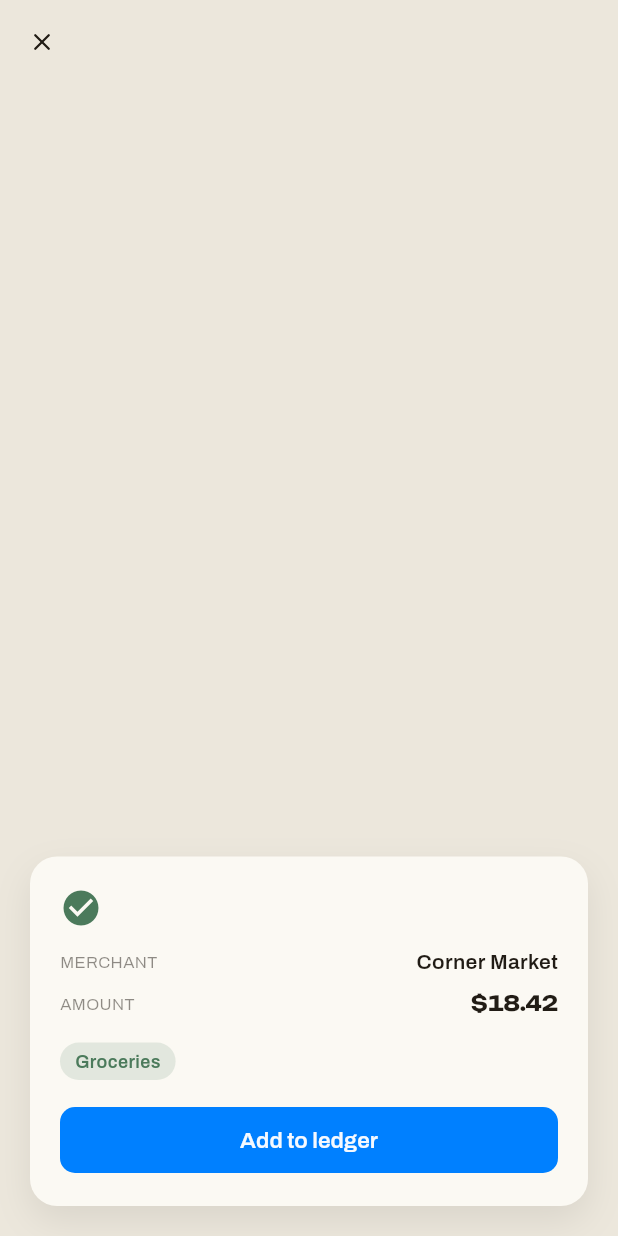
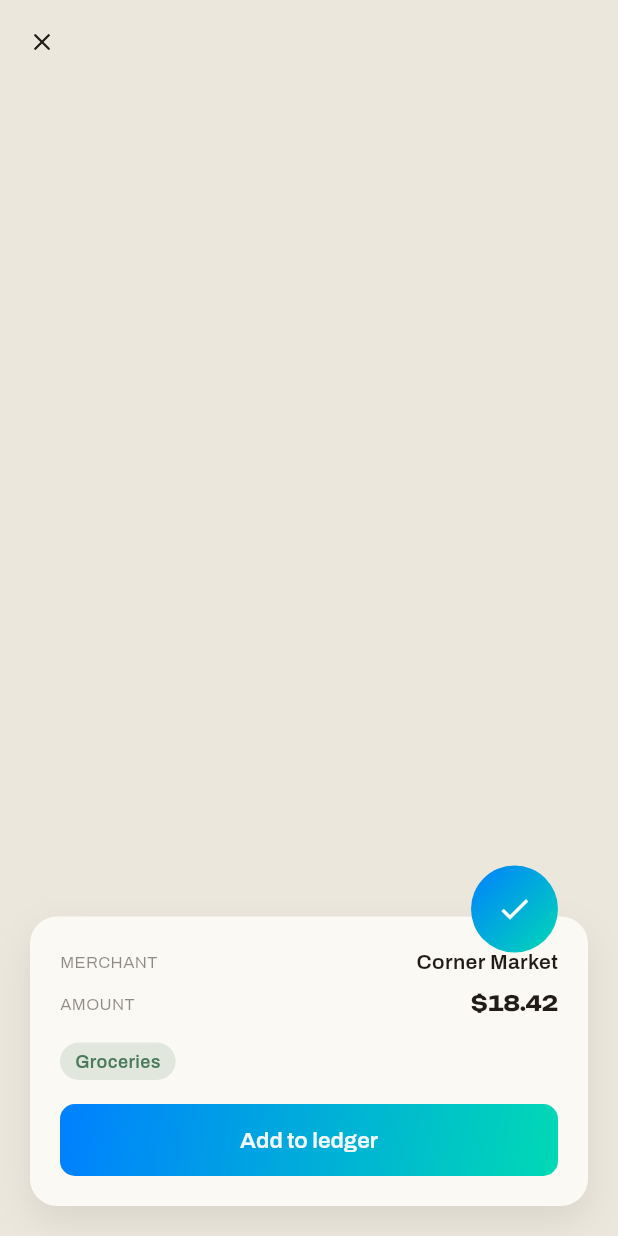
Before and after one commit to john-casildo/Stub, a Flutter app: the ScanScreen screen opened directly, on a phone screen of 412 x 824 dp. Run offline on Flutter 3.47's test engine with Material 3 defaults, Android fonts, the phone set to English and light mode, and no system bars; our stand-ins replace flutter_svg, google_fonts, supabase_flutter; accounts and stored records are empty.

Commit message:
fix: blue always renders as the gradient, plus consistent currency formatting
Final whole-branch review fixes (Critical #1, Important #2/#3/#5):

- StubButton's `add` variant now paints StubColors.gradPop as a
  BoxDecoration gradient instead of a flat accent color (DESIGN.md:
  "Blue = gradient, always").
- New StubHeroAmount widget renders a currency figure as gradient text
  via ShaderMask, same technique as stub_bottom_nav's active label.
  Used for the LEFT TO SPEND (ledger) and BUDGETED THIS MONTH
  (budgets) hero amounts.
- ManualEntryScreen's editable amount field gets the same ShaderMask
  gradient treatment (digits, cursor, and "$" prefix).
- ScanScreen's confirmation stamp is now a 58px gradient circle badge
  (mockups.html `.parsed-card .stamp`) overhanging the card's
  top-right corner, replacing the plain Material check_circle icon.
- Currency formatting is now a single shared `formatCurrency()` in
  lib/util/currency.dart, used by every screen/widget that displays a
  dollar amount, fixing a bug where a negative amount's sign was swept
  into the thousands-separator grouping (`-123.45` -> `-,123.45`).
- EditEntryScreen and ManualEntryScreen now wrap their content in
  SingleChildScrollView, matching LedgerScreen/BudgetsScreen, so they
  don't overflow under a raised keyboard or large text scale.

Co-Authored-By: Claude Sonnet 5 <noreply@anthropic.com>

```diff
--- a/app/lib/screens/budgets_screen.dart
+++ b/app/lib/screens/budgets_screen.dart
@@ -2,8 +2,10 @@ import 'package:flutter/material.dart';
 import '../models/budget_limit.dart';
 import '../theme/colors.dart';
 import '../theme/text.dart';
+import '../util/currency.dart';
 import '../widgets/stub_bottom_nav.dart';
 import '../widgets/stub_card.dart';
+import '../widgets/stub_hero_amount.dart';
 import '../widgets/stub_progress_bar.dart';
 
 class BudgetsScreen extends StatelessWidget {
@@ -62,7 +64,7 @@ class BudgetsScreen extends StatelessWidget {
                         children: [
                           Text('BUDGETED THIS MONTH', style: StubText.archivo(fontSize: 11, letterSpacing: 0.7, color: ink50)),
                           const SizedBox(height: 6),
-                          Text('\$${totalBudgeted.toStringAsFixed(2)}', style: StubText.unbounded(fontSize: 24, color: ink)),
+                          StubHeroAmount(amount: totalBudgeted, fontSize: 24),
                           const SizedBox(height: 12),
                           StubProgressBar(progress: overallFraction),
                           const SizedBox(height: 8),
@@ -127,7 +129,7 @@ class _BudgetRow extends StatelessWidget {
             mainAxisAlignment: MainAxisAlignment.spaceBetween,
             children: [
               Text(budget.name, style: StubText.archivo(fontSize: 14, fontWeight: FontWeight.w600, color: ink)),
-              Text('\$${budget.spent.toStringAsFixed(0)} / \$${budget.limit.toStringAsFixed(0)}', style: StubText.unbounded(fontSize: 13, color: ink)),
+              Text('${formatCurrency(budget.spent)} / ${formatCurrency(budget.limit)}', style: StubText.unbounded(fontSize: 13, color: ink)),
             ],
           ),
           const SizedBox(height: 8),
--- a/app/lib/screens/edit_entry_screen.dart
+++ b/app/lib/screens/edit_entry_screen.dart
@@ -1,6 +1,7 @@
 import 'package:flutter/material.dart';
 import '../theme/colors.dart';
 import '../theme/text.dart';
+import '../util/currency.dart';
 import '../widgets/stub_button.dart';
 import '../widgets/stub_chip.dart';
 import '../widgets/stub_field_row.dart';
@@ -51,13 +52,13 @@ class _EditEntryScreenState extends State<EditEntryScreen> {
         centerTitle: true,
       ),
       body: SafeArea(
-        child: Padding(
+        child: SingleChildScrollView(
           padding: const EdgeInsets.symmetric(horizontal: 20),
           child: Column(
             crossAxisAlignment: CrossAxisAlignment.start,
             children: [
               StubFieldRow(label: 'Merchant', value: widget.merchant, editable: true),
-              StubFieldRow(label: 'Amount', value: '\$${widget.amount.toStringAsFixed(2)}', mono: true, editable: true),
+              StubFieldRow(label: 'Amount', value: formatCurrency(widget.amount), mono: true, editable: true),
               Padding(
                 padding: const EdgeInsets.symmetric(vertical: 14),
                 child: Column(
--- a/app/lib/screens/scan_screen.dart
+++ b/app/lib/screens/scan_screen.dart
@@ -1,6 +1,7 @@
 import 'package:flutter/material.dart';
 import '../theme/colors.dart';
 import '../theme/text.dart';
+import '../util/currency.dart';
 import '../widgets/stub_button.dart';
 import '../widgets/stub_card.dart';
 import '../widgets/stub_icon.dart';
@@ -23,7 +24,8 @@ class ScanScreen extends StatelessWidget {
 
   @override
   Widget build(BuildContext context) {
-    final isDark = Theme.of(context).brightness == Brightness.dark;
+    final brightness = Theme.of(context).brightness;
+    final isDark = brightness == Brightness.dark;
     final ink = isDark ? StubColors.inkDark : StubColors.inkLight;
     final ink50 = ink.withValues(alpha: 0.5);
     final good = isDark ? StubColors.goodDark : StubColors.goodLight;
@@ -42,14 +44,15 @@ class ScanScreen extends StatelessWidget {
           child: Column(
             mainAxisAlignment: MainAxisAlignment.end,
             children: [
+              Stack(
+                clipBehavior: Clip.none,
+                children: [
                   StubCard(
                     child: Column(
                       crossAxisAlignment: CrossAxisAlignment.start,
                       children: [
-                    Icon(Icons.check_circle, color: good, size: 28),
-                    const SizedBox(height: 12),
                         _row('MERCHANT', merchant, ink, ink50),
-                    _row('AMOUNT', '\$${amount.toStringAsFixed(2)}', ink, ink50, mono: true),
+                        _row('AMOUNT', formatCurrency(amount), ink, ink50, mono: true),
                         const SizedBox(height: 8),
                         Container(
                           padding: const EdgeInsets.symmetric(horizontal: 10, vertical: 4),
@@ -60,6 +63,20 @@ class ScanScreen extends StatelessWidget {
                         StubButton(label: 'Add to ledger', onPressed: onAddToLedger),
                       ],
                     ),
+                  ),
+                  // mockups.html `.parsed-card .stamp`: 58px gradient circle
+                  // overhanging the card's top-right corner.
+                  Positioned(
+                    top: -34,
+                    right: 20,
+                    child: Container(
+                      width: 58,
+                      height: 58,
+                      decoration: BoxDecoration(shape: BoxShape.circle, gradient: StubColors.gradPop(brightness)),
+                      child: const Center(child: Icon(Icons.check, color: Colors.white)),
+                    ),
+                  ),
+                ],
               ),
             ],
           ),
--- /dev/null
+++ b/app/lib/util/currency.dart
@@ -0,0 +1,21 @@
+/// Shared currency formatter — every screen that shows a dollar amount
+/// must import this instead of hand-rolling `toStringAsFixed(2)`, so
+/// thousands separators and the sign are consistent everywhere.
+///
+/// The sign is applied to the whole formatted string (`-$1,234.56`), not
+/// swept into the thousands-separator loop — grouping runs on the
+/// absolute value only.
+String formatCurrency(double amount) {
+  final isNegative = amount.isNegative;
+  final fixed = amount.abs().toStringAsFixed(2);
+  final parts = fixed.split('.');
+  final whole = parts[0];
+  final buffer = StringBuffer();
+  for (var i = 0; i < whole.length; i++) {
+    final remaining = whole.length - i;
+    if (i > 0 && remaining % 3 == 0) buffer.write(',');
+    buffer.write(whole[i]);
+  }
+  final formatted = '${buffer.toString()}.${parts[1]}';
+  return isNegative ? '-\$$formatted' : '\$$formatted';
+}
--- a/app/lib/widgets/stub_button.dart
+++ b/app/lib/widgets/stub_button.dart
@@ -25,22 +25,28 @@ class StubButton extends StatelessWidget {
 
   @override
   Widget build(BuildContext context) {
-    final isDark = Theme.of(context).brightness == Brightness.dark;
+    final brightness = Theme.of(context).brightness;
+    final isDark = brightness == Brightness.dark;
     final bool isSave = variant == StubButtonVariant.save;
 
-    final Color background = isSave
-        ? (isDark ? StubColors.goodDark : StubColors.goodLight)
-        : (isDark ? StubColors.accentDark : StubColors.accentLight);
     final Color foreground = isSave
         ? (isDark ? StubColors.onGoodDark : StubColors.onGoodLight)
         : (isDark ? StubColors.onAccentDark : StubColors.onAccentLight);
 
-    return SizedBox(
+    // `add` is blue, and DESIGN.md requires blue to always be the gradient
+    // (never a flat color) — so its background comes from a BoxDecoration
+    // behind a transparent ElevatedButton, not from ElevatedButton's own
+    // (flat-only) backgroundColor.
+    final Color? flatBackground =
+        isSave ? (isDark ? StubColors.goodDark : StubColors.goodLight) : null;
+
+    final button = SizedBox(
       width: double.infinity,
       child: ElevatedButton(
         onPressed: onPressed,
         style: ElevatedButton.styleFrom(
-          backgroundColor: background,
+          backgroundColor: flatBackground ?? Colors.transparent,
+          shadowColor: Colors.transparent,
           foregroundColor: foreground,
           padding: const EdgeInsets.symmetric(vertical: 14),
           shape: RoundedRectangleBorder(borderRadius: BorderRadius.circular(10)),
@@ -49,5 +55,15 @@ class StubButton extends StatelessWidget {
         child: Text(label, style: StubText.archivo(fontSize: 15, fontWeight: FontWeight.w600, color: foreground)),
       ),
     );
+
+    if (isSave) return button;
+
+    return Container(
+      decoration: BoxDecoration(
+        gradient: StubColors.gradPop(brightness),
+        borderRadius: BorderRadius.circular(10),
+      ),
+      child: button,
+    );
   }
 }
--- a/app/lib/widgets/stub_transaction_tile.dart
+++ b/app/lib/widgets/stub_transaction_tile.dart
@@ -2,6 +2,7 @@ import 'package:flutter/material.dart';
 import '../models/transaction.dart';
 import '../theme/colors.dart';
 import '../theme/text.dart';
+import '../util/currency.dart';
 import 'stub_icon.dart';
 
 class StubTransactionTile extends StatelessWidget {
@@ -65,7 +66,7 @@ class StubTransactionTile extends StatelessWidget {
                 ],
               ),
             ),
-            Text('-\$${transaction.amount.toStringAsFixed(2)}', style: StubText.unbounded(fontSize: 14, color: ink)),
+            Text('-${formatCurrency(transaction.amount)}', style: StubText.unbounded(fontSize: 14, color: ink)),
           ],
         ),
       ),
```
Also changed, not shown: app/lib/screens/ledger_screen.dart (+4 -15 lines), app/lib/screens/manual_entry_screen.dart (+21 -8 lines), app/lib/widgets/stub_hero_amount.dart (added, +29 -0 lines), 3 other files. Lines whose indentation alone changed are shown as unchanged.
